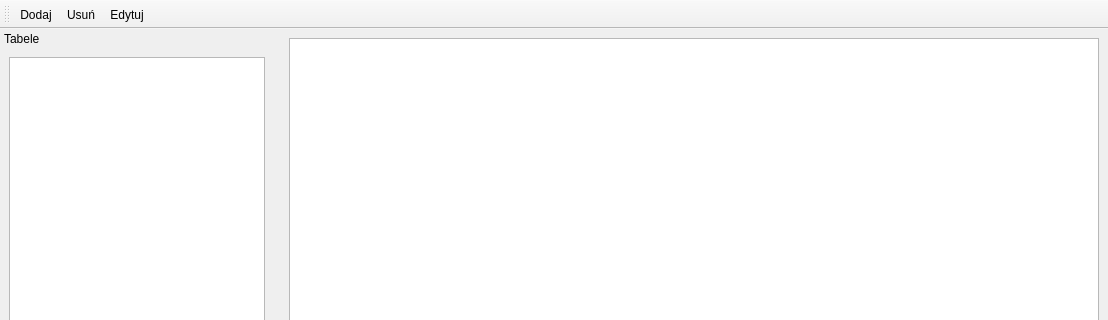
Old version of the form application/gui/mainwindow.ui in the repository Ztrk/database-project; both pictures show x 0 to 1108 and y 0 to 320 of the 1108 by 646 pixel window.
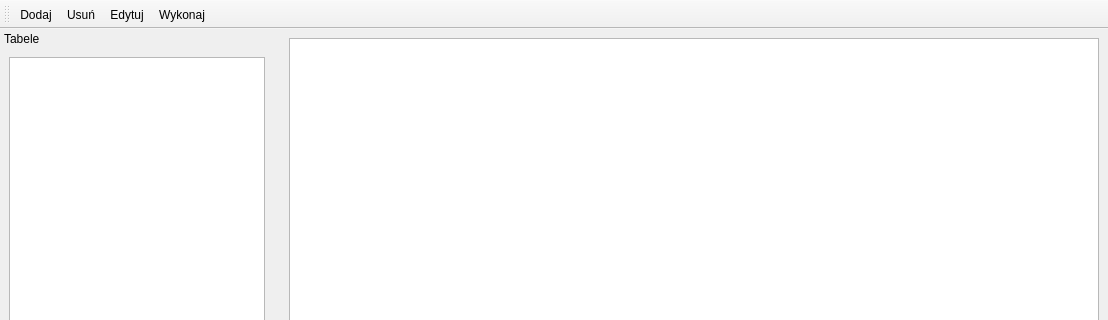
New version of the form.

Commit message: Add stored procedures

```diff
--- a/application/gui/mainwindow.ui
+++ b/application/gui/mainwindow.ui
@@ -66,6 +66,7 @@
    <addaction name="action_add"/>
    <addaction name="action_remove"/>
    <addaction name="action_edit"/>
+   <addaction name="action_execute"/>
   </widget>
   <widget class="QDockWidget" name="dockWidget">
    <property name="features">
@@ -118,6 +119,11 @@
     <string>Edytuj</string>
    </property>
   </action>
+  <action name="action_execute">
+   <property name="text">
+    <string>Wykonaj</string>
+   </property>
+  </action>
  </widget>
  <resources/>
  <connections/>
```
The commit also changes 2 other files.
